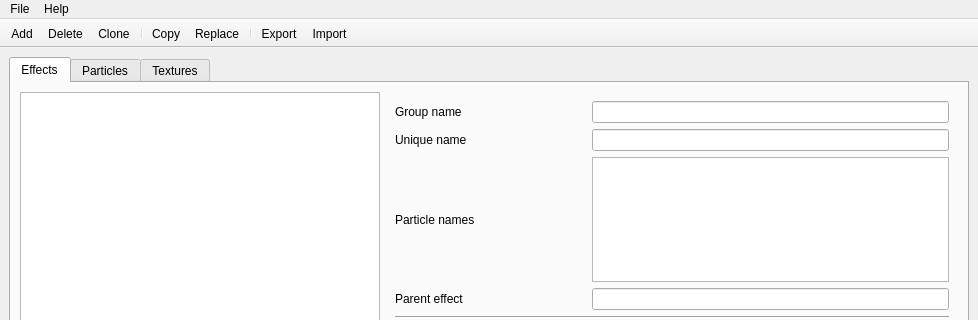
Before: the Qt Designer form ui/main.ui in SunakazeKun/pygapa, drawn with Qt 5; both pictures show x 0 to 978 and y 0 to 320 of the 978 by 875 pixel window.
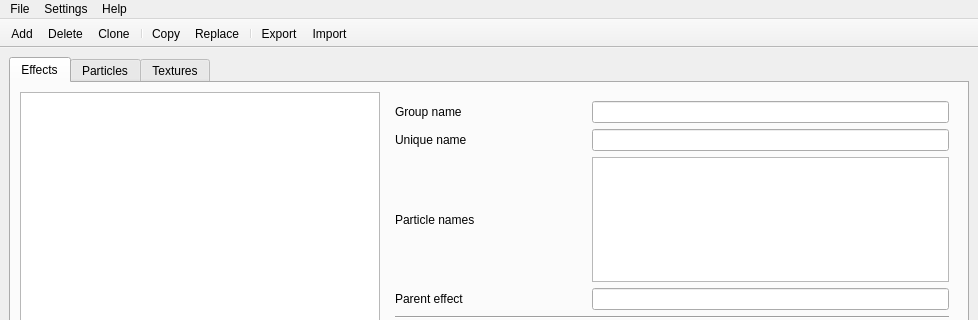
After: the same form once the commit is applied. Icons and pictures are not drawn.

What changed in the file:
```diff
--- a/ui/main.ui
+++ b/ui/main.ui
@@ -979,7 +979,14 @@
     </property>
     <addaction name="actionAbout"/>
    </widget>
+   <widget class="QMenu" name="menuSettings">
+    <property name="title">
+     <string>Settings</string>
+    </property>
+    <addaction name="actionPreferences"/>
+   </widget>
    <addaction name="menuFile"/>
+   <addaction name="menuSettings"/>
    <addaction name="menuHelp"/>
   </widget>
   <widget class="QToolBar" name="toolBar">
```
Left out of the diff: 9 changed lines with no effect on the pictures.
